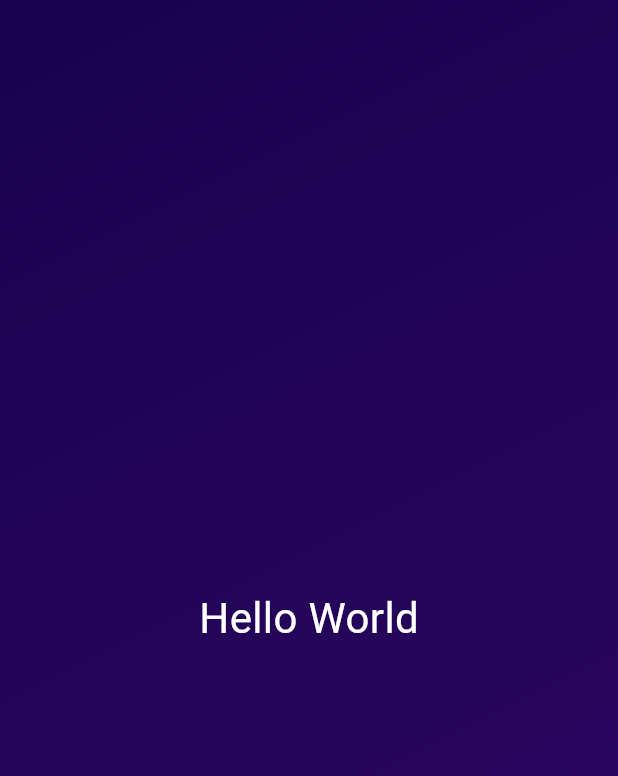
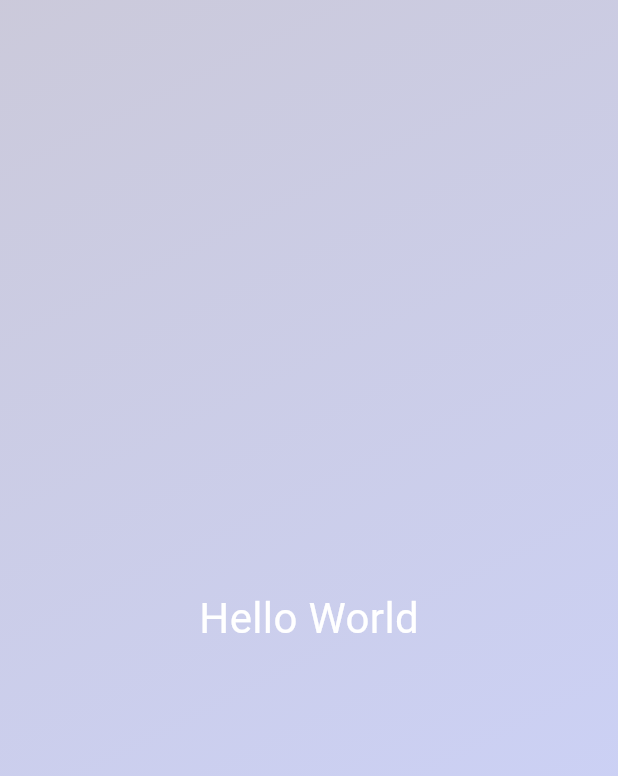
Before and after one commit to FabioZvirJ/training, a Flutter app: the screen it shows after launch, on a phone screen of 412 x 824 dp. Shown: the top 776 px of the screen. Run offline on Flutter 3.47's test engine with Material 3 defaults, Android fonts, the phone set to English and light mode, and no system bars.

Commit message:
FEAT: Insert multi-variable for gradient colors

```diff
--- a/lib/gradient_container.dart
+++ b/lib/gradient_container.dart
@@ -5,16 +5,19 @@ const startAlignment = Alignment.topLeft;
 const endAlignment = Alignment.bottomRight;
 
 class GradientContainer extends StatelessWidget {
-  const GradientContainer({super.key});
+  const GradientContainer({super.key, required this.firstColor, required this.secondColor});
+
+  final Color firstColor;
+  final Color secondColor;
 
   @override
   Widget build(BuildContext context) {
     return Container(
-      decoration: const BoxDecoration(
+      decoration: BoxDecoration(
         gradient: LinearGradient(
           colors: [
-            Color.fromARGB(255, 26, 2, 80),
-            Color.fromARGB(255, 45, 7, 98),
+            firstColor,
+            secondColor
           ],
           begin: startAlignment,
           end: endAlignment,
--- a/lib/main.dart
+++ b/lib/main.dart
@@ -5,7 +5,7 @@ void main() {
   runApp(
     MaterialApp(
       home: Scaffold(
-        body: GradientContainer(),
+        body: GradientContainer(firstColor: Color.from(alpha: 0.2, red: 0, green: 0.078, blue: 0.286), secondColor: Color.fromARGB(51, 2, 69, 255),),
       ),
     ),
   );
```
